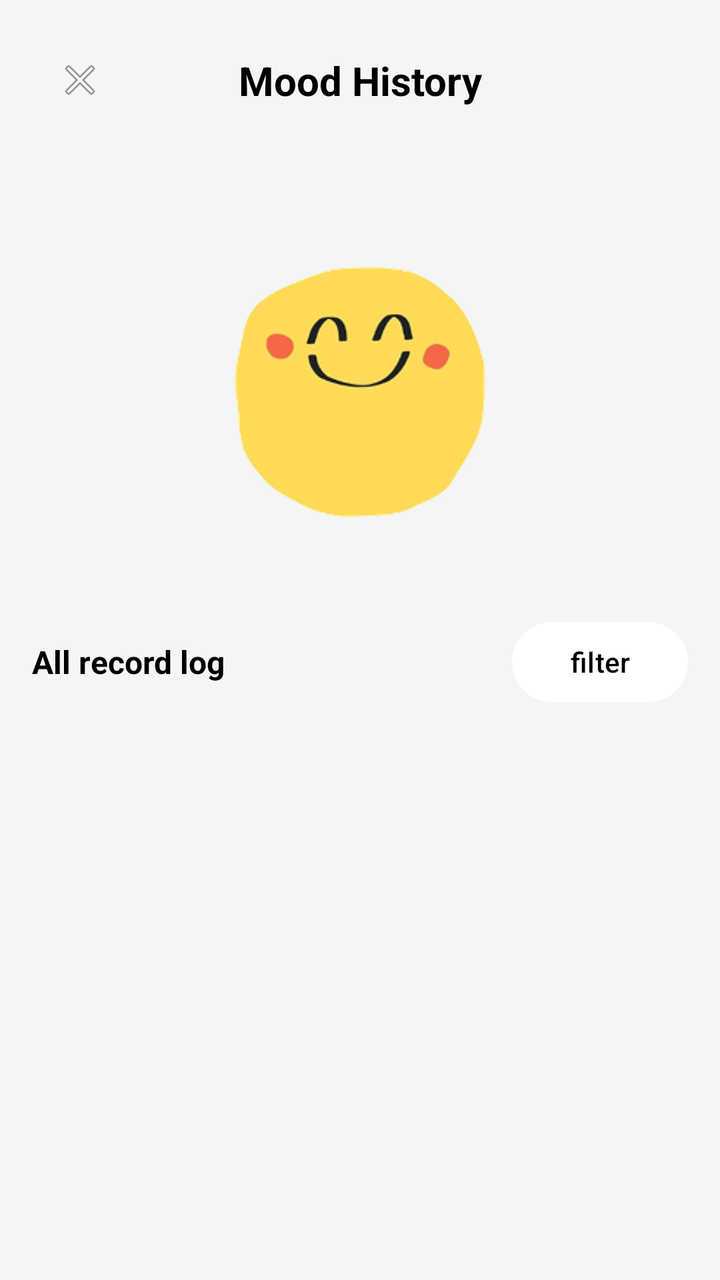
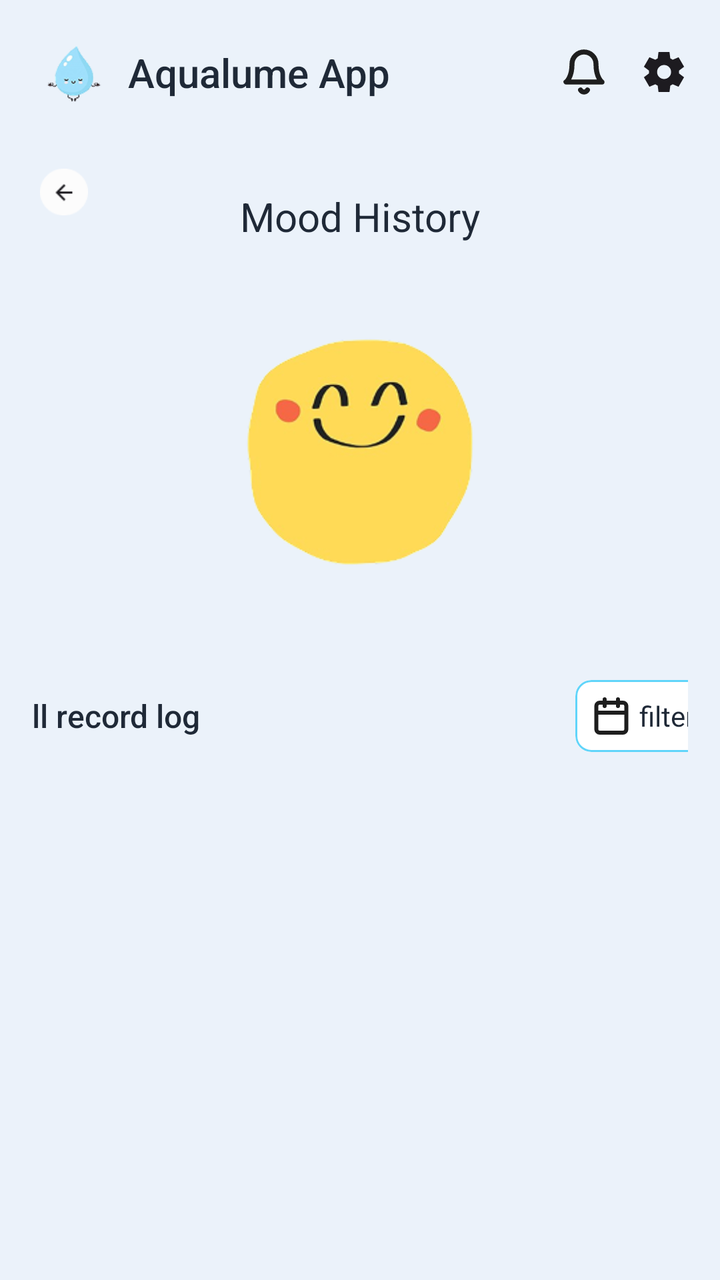

The first picture is an Android layout as it rendered before a commit; the second is the same layout after the commit. The layout source and the unified diff follow.
<!-- AndroidManifest.xml: application theme Theme.AqualumeApp -->
<!-- res/layout/fragment_mood_history.xml -->
<?xml version="1.0" encoding="utf-8"?>
<androidx.constraintlayout.widget.ConstraintLayout xmlns:android="http://schemas.android.com/apk/res/android"
    xmlns:app="http://schemas.android.com/apk/res-auto"
    xmlns:tools="http://schemas.android.com/tools"
    android:layout_width="match_parent"
    android:layout_height="match_parent"
    android:background="#F5F5F5">

    
    <ImageView
        android:id="@+id/ivBack"
        android:layout_width="48dp"
        android:layout_height="48dp"
        android:layout_margin="16dp"
        android:padding="12dp"
        android:src="@android:drawable/ic_menu_close_clear_cancel"
        android:contentDescription="Back button"
        app:layout_constraintStart_toStartOf="parent"
        app:layout_constraintTop_toTopOf="parent" />

    <TextView
        android:id="@+id/tvTitle"
        android:layout_width="wrap_content"
        android:layout_height="wrap_content"
        android:text="Mood History"
        android:textColor="#000000"
        android:textSize="20sp"
        android:textStyle="bold"
        app:layout_constraintBottom_toBottomOf="@id/ivBack"
        app:layout_constraintEnd_toEndOf="parent"
        app:layout_constraintStart_toStartOf="parent"
        app:layout_constraintTop_toTopOf="@id/ivBack" />

    
    <ImageView
        android:id="@+id/ivMoodIllustration"
        android:layout_width="200dp"
        android:layout_height="200dp"
        android:layout_marginTop="32dp"
        android:contentDescription="@string/mood_illustration"
        android:src="@drawable/mood_history"
        app:layout_constraintEnd_toEndOf="parent"
        app:layout_constraintStart_toStartOf="parent"
        app:layout_constraintTop_toBottomOf="@id/ivBack" />

    
    <TextView
        android:id="@+id/tvAllRecordLog"
        android:layout_width="wrap_content"
        android:layout_height="wrap_content"
        android:layout_marginStart="16dp"
        android:layout_marginTop="24dp"
        android:text="@string/all_record_logg"
        android:textColor="#000000"
        android:textSize="16sp"
        android:textStyle="bold"
        app:layout_constraintStart_toStartOf="parent"
        app:layout_constraintTop_toBottomOf="@id/ivMoodIllustration" />

    
    <Button
        android:id="@+id/btnFilter"
        android:layout_width="wrap_content"
        android:layout_height="48dp"
        android:layout_marginEnd="16dp"
        android:backgroundTint="#FFFFFF"
        android:drawableStart="@drawable/ic_calendar"
        android:drawablePadding="4dp"
        android:paddingStart="12dp"
        android:paddingEnd="12dp"
        android:text="@string/filterrr"
        android:textAllCaps="false"
        android:textColor="#000000"
        android:textSize="14sp"
        app:layout_constraintBottom_toBottomOf="@id/tvAllRecordLog"
        app:layout_constraintEnd_toEndOf="parent"
        app:layout_constraintTop_toTopOf="@id/tvAllRecordLog" />

    
    <androidx.recyclerview.widget.RecyclerView
        android:id="@+id/rvMoodLogs"
        android:layout_width="0dp"
        android:layout_height="0dp"
        android:layout_marginTop="16dp"
        android:clipToPadding="false"
        android:paddingBottom="80dp"
        app:layoutManager="androidx.recyclerview.widget.LinearLayoutManager"
        app:layout_constraintBottom_toBottomOf="parent"
        app:layout_constraintEnd_toEndOf="parent"
        app:layout_constraintStart_toStartOf="parent"
        app:layout_constraintTop_toBottomOf="@id/tvAllRecordLog"
        tools:listitem="@android:layout/simple_list_item_1" />

</androidx.constraintlayout.widget.ConstraintLayout>
<!-- resources referenced by this layout -->
<resources>
  <!-- drawable ic_calendar (drawable) -->
  <vector xmlns:android="http://schemas.android.com/apk/res/android"
      android:width="39dp"
      android:height="39dp"
      android:viewportWidth="39"
      android:viewportHeight="39">
    <path
        android:pathData="M26,3.25V9.75M13,3.25V9.75M4.875,16.25H34.125M8.125,6.5H30.875C32.67,6.5 34.125,7.955 34.125,9.75V32.5C34.125,34.295 32.67,35.75 30.875,35.75H8.125C6.33,35.75 4.875,34.295 4.875,32.5V9.75C4.875,7.955 6.33,6.5 8.125,6.5Z"
        android:strokeLineJoin="round"
        android:strokeWidth="2.5"
        android:fillColor="#00000000"
        android:strokeColor="#1E1E1E"
        android:strokeLineCap="round"/>
  </vector>
  <!-- drawable mood_history: png bitmap (drawable, 22558 bytes) -->
  <string name="all_record_logg">All record log</string>
  <string name="filterrr">filter</string>
  <string name="mood_illustration">Mood illustration</string>
  <style name="Theme.AqualumeApp" parent="Base.Theme.AqualumeApp" />
  <style name="Base.Theme.AqualumeApp" parent="Theme.Material3.DayNight.NoActionBar">
          
          
      </style>
</resources>

<!-- the commit's change to res/layout/fragment_mood_history.xml (unified diff, before → after) -->
@@ -1,94 +1,161 @@
 <?xml version="1.0" encoding="utf-8"?>
 <androidx.constraintlayout.widget.ConstraintLayout xmlns:android="http://schemas.android.com/apk/res/android"
     xmlns:app="http://schemas.android.com/apk/res-auto"
-    xmlns:tools="http://schemas.android.com/tools"
     android:layout_width="match_parent"
     android:layout_height="match_parent"
-    android:background="#F5F5F5">
+    android:background="@color/background"
+    android:padding="16dp">
 
     
     <ImageView
-        android:id="@+id/ivBack"
-        android:layout_width="48dp"
-        android:layout_height="48dp"
-        android:layout_margin="16dp"
-        android:padding="12dp"
-        android:src="@android:drawable/ic_menu_close_clear_cancel"
-        android:contentDescription="Back button"
+        android:id="@+id/iv_logo"
+        android:layout_width="40dp"
+        android:layout_height="40dp"
+        android:src="@drawable/logo"
+        android:contentDescription="@string/app_name"
         app:layout_constraintStart_toStartOf="parent"
         app:layout_constraintTop_toTopOf="parent" />
 
     <TextView
-        android:id="@+id/tvTitle"
+        android:id="@+id/tv_app_name"
         android:layout_width="wrap_content"
         android:layout_height="wrap_content"
-        android:text="Mood History"
-        android:textColor="#000000"
+        android:text="@string/app_name"
         android:textSize="20sp"
-        android:textStyle="bold"
-        app:layout_constraintBottom_toBottomOf="@id/ivBack"
+        android:textColor="@color/primary_text"
+        android:fontFamily="sans-serif-medium"
+        android:layout_marginStart="8dp"
+        app:layout_constraintBottom_toBottomOf="@id/iv_logo"
+        app:layout_constraintStart_toEndOf="@id/iv_logo"
+        app:layout_constraintTop_toTopOf="@id/iv_logo" />
+
+    <ImageView
+        android:id="@+id/iv_notification"
+        android:layout_width="24dp"
+        android:layout_height="24dp"
+        android:layout_marginEnd="16dp"
+        android:contentDescription="@string/notifications"
+        android:src="@drawable/ic_notification"
+        app:layout_constraintBottom_toBottomOf="@id/iv_logo"
+        app:layout_constraintEnd_toStartOf="@id/iv_settings"
+        app:layout_constraintTop_toTopOf="@id/iv_logo" />
+
+    <ImageView
+        android:id="@+id/iv_settings"
+        android:layout_width="24dp"
+        android:layout_height="24dp"
+        android:contentDescription="@string/settings"
+        android:src="@drawable/ic_settings"
+        app:layout_constraintBottom_toBottomOf="@id/iv_logo"
+        app:layout_constraintEnd_toEndOf="parent"
+        app:layout_constraintTop_toTopOf="@id/iv_logo" />
+
+    <ImageView
+        android:id="@+id/iv_back"
+        android:layout_width="32dp"
+        android:layout_height="32dp"
+        android:layout_marginTop="24dp"
+        android:contentDescription="@string/back2"
+        android:padding="4dp"
+        android:src="@drawable/ic_back"
+        app:layout_constraintStart_toStartOf="parent"
+        app:layout_constraintTop_toBottomOf="@id/iv_logo"
+        app:layout_constraintWidth_percent="0.48" />
+
+    <TextView
+        android:id="@+id/tv_title"
+        android:layout_width="wrap_content"
+        android:layout_height="wrap_content"
+        android:layout_marginTop="24dp"
+        android:fontFamily="sans-serif"
+        android:text="@string/mood_history"
+        android:textColor="@color/primary_text"
+        android:textSize="20sp"
+        app:layout_constraintBottom_toBottomOf="@id/iv_back"
         app:layout_constraintEnd_toEndOf="parent"
         app:layout_constraintStart_toStartOf="parent"
-        app:layout_constraintTop_toTopOf="@id/ivBack" />
+        app:layout_constraintTop_toTopOf="@id/iv_back" />
 
     
     <ImageView
-        android:id="@+id/ivMoodIllustration"
+        android:id="@+id/iv_mood"
         android:layout_width="200dp"
-        android:layout_height="200dp"
-        android:layout_marginTop="32dp"
-        android:contentDescription="@string/mood_illustration"
+        android:layout_height="180dp"
+        android:layout_marginTop="24dp"
+        android:contentDescription="@string/mood_history"
         android:src="@drawable/mood_history"
         app:layout_constraintEnd_toEndOf="parent"
         app:layout_constraintStart_toStartOf="parent"
-        app:layout_constraintTop_toBottomOf="@id/ivBack" />
+        app:layout_constraintTop_toBottomOf="@id/iv_back" />
 
     
-    <TextView
-        android:id="@+id/tvAllRecordLog"
-        android:layout_width="wrap_content"
+    <LinearLayout
+        android:id="@+id/filter_section"
+        android:layout_width="350dp"
         android:layout_height="wrap_content"
-        android:layout_marginStart="16dp"
+        android:orientation="horizontal"
+        android:gravity="center_vertical"
         android:layout_marginTop="24dp"
-        android:text="@string/all_record_logg"
-        android:textColor="#000000"
-        android:textSize="16sp"
-        android:textStyle="bold"
+        app:layout_constraintEnd_toEndOf="parent"
         app:layout_constraintStart_toStartOf="parent"
-        app:layout_constraintTop_toBottomOf="@id/ivMoodIllustration" />
+        app:layout_constraintTop_toBottomOf="@id/iv_mood">
 
-    
-    <Button
-        android:id="@+id/btnFilter"
-        android:layout_width="wrap_content"
-        android:layout_height="48dp"
-        android:layout_marginEnd="16dp"
-        android:backgroundTint="#FFFFFF"
-        android:drawableStart="@drawable/ic_calendar"
-        android:drawablePadding="4dp"
-        android:paddingStart="12dp"
-        android:paddingEnd="12dp"
-        android:text="@string/filterrr"
-        android:textAllCaps="false"
-        android:textColor="#000000"
-        android:textSize="14sp"
-        app:layout_constraintBottom_toBottomOf="@id/tvAllRecordLog"
-        app:layout_constraintEnd_toEndOf="parent"
-        app:layout_constraintTop_toTopOf="@id/tvAllRecordLog" />
+        <TextView
+            android:layout_width="0dp"
+            android:layout_height="wrap_content"
+            android:layout_weight="1"
+            android:text="@string/all_record_log"
+            android:textSize="16sp"
+            android:textColor="@color/primary_text"
+            android:fontFamily="sans-serif-medium" />
+
+        <com.google.android.material.card.MaterialCardView
+            android:id="@+id/btn_filter"
+            android:layout_width="wrap_content"
+            android:layout_height="wrap_content"
+            app:cardCornerRadius="8dp"
+            app:cardElevation="0dp"
+            app:strokeWidth="1dp"
+            app:strokeColor="@color/button_primary"
+            app:cardBackgroundColor="@color/white">
+
+            <LinearLayout
+                android:layout_width="wrap_content"
+                android:layout_height="wrap_content"
+                android:orientation="horizontal"
+                android:padding="8dp"
+                android:gravity="center_vertical">
+
+                <ImageView
+                    android:layout_width="20dp"
+                    android:layout_height="20dp"
+                    android:contentDescription="@string/filter"
+                    android:src="@drawable/ic_filter" />
+
+                <TextView
+                    android:layout_width="wrap_content"
+                    android:layout_height="wrap_content"
+                    android:text="@string/filterr"
+                    android:textSize="14sp"
+                    android:textColor="@color/primary_text"
+                    android:layout_marginStart="4dp" />
+
+            </LinearLayout>
+
+        </com.google.android.material.card.MaterialCardView>
+
+    </LinearLayout>
 
     
     <androidx.recyclerview.widget.RecyclerView
-        android:id="@+id/rvMoodLogs"
-        android:layout_width="0dp"
+        android:id="@+id/rvMoodLog"
+        android:layout_width="350dp"
         android:layout_height="0dp"
         android:layout_marginTop="16dp"
-        android:clipToPadding="false"
-        android:paddingBottom="80dp"
+        app:layout_constraintBottom_toBottomOf="parent"
         app:layoutManager="androidx.recyclerview.widget.LinearLayoutManager"
-        app:layout_constraintBottom_toBottomOf="parent"
         app:layout_constraintEnd_toEndOf="parent"
         app:layout_constraintStart_toStartOf="parent"
-        app:layout_constraintTop_toBottomOf="@id/tvAllRecordLog"
-        tools:listitem="@android:layout/simple_list_item_1" />
+        app:layout_constraintTop_toBottomOf="@id/filter_section" />
 
 </androidx.constraintlayout.widget.ConstraintLayout>
<!-- resource entries referenced after the edit -->
@@ -1,23 +1,58 @@
 <!-- resources referenced by this layout -->
 <resources>
-  <!-- drawable ic_calendar (drawable) -->
+  <color name="background">#EBF2FA</color>
+  <color name="button_primary">#60D5FA</color>
+  <color name="primary_text">#1F2937</color>
+  <color name="white">#FFFFFFFF</color>
+  <!-- drawable ic_back: png bitmap (drawable, 941 bytes) -->
+  <!-- drawable ic_filter (drawable) -->
   <vector xmlns:android="http://schemas.android.com/apk/res/android"
-      android:width="39dp"
-      android:height="39dp"
-      android:viewportWidth="39"
-      android:viewportHeight="39">
+      android:width="20dp"
+      android:height="20dp"
+      android:viewportWidth="20"
+      android:viewportHeight="20">
     <path
-        android:pathData="M26,3.25V9.75M13,3.25V9.75M4.875,16.25H34.125M8.125,6.5H30.875C32.67,6.5 34.125,7.955 34.125,9.75V32.5C34.125,34.295 32.67,35.75 30.875,35.75H8.125C6.33,35.75 4.875,34.295 4.875,32.5V9.75C4.875,7.955 6.33,6.5 8.125,6.5Z"
+        android:pathData="M13.333,1.667V5M6.667,1.667V5M2.5,8.333H17.5M4.167,3.333H15.833C16.754,3.333 17.5,4.08 17.5,5V16.667C17.5,17.587 16.754,18.333 15.833,18.333H4.167C3.246,18.333 2.5,17.587 2.5,16.667V5C2.5,4.08 3.246,3.333 4.167,3.333Z"
+        android:strokeLineJoin="round"
+        android:strokeWidth="2"
+        android:fillColor="#00000000"
+        android:strokeColor="#1E1E1E"
+        android:strokeLineCap="round"/>
+  </vector>
+  <!-- drawable ic_notification (drawable) -->
+  <vector xmlns:android="http://schemas.android.com/apk/res/android"
+      android:width="24dp"
+      android:height="24dp"
+      android:viewportWidth="24"
+      android:viewportHeight="24">
+    <path
+        android:pathData="M13.73,21C13.554,21.303 13.302,21.555 12.998,21.729C12.695,21.904 12.35,21.997 12,21.997C11.65,21.997 11.305,21.904 11.002,21.729C10.698,21.555 10.446,21.303 10.27,21M18,8C18,6.409 17.368,4.883 16.243,3.757C15.117,2.632 13.591,2 12,2C10.409,2 8.883,2.632 7.757,3.757C6.632,4.883 6,6.409 6,8C6,15 3,17 3,17H21C21,17 18,15 18,8Z"
         android:strokeLineJoin="round"
         android:strokeWidth="2.5"
         android:fillColor="#00000000"
         android:strokeColor="#1E1E1E"
         android:strokeLineCap="round"/>
   </vector>
+  <!-- drawable ic_settings (drawable) -->
+  <vector xmlns:android="http://schemas.android.com/apk/res/android"
+      android:width="24dp"
+      android:height="24dp"
+      android:viewportWidth="24"
+      android:viewportHeight="24">
+    <path
+        android:pathData="M9.25,22L8.85,18.8C8.634,18.717 8.429,18.617 8.238,18.5C8.046,18.383 7.859,18.258 7.675,18.125L4.7,19.375L1.95,14.625L4.525,12.675C4.509,12.558 4.5,12.446 4.5,12.337V11.663C4.5,11.554 4.509,11.442 4.525,11.325L1.95,9.375L4.7,4.625L7.675,5.875C7.859,5.742 8.05,5.617 8.25,5.5C8.45,5.383 8.65,5.283 8.85,5.2L9.25,2H14.75L15.15,5.2C15.367,5.283 15.571,5.383 15.763,5.5C15.954,5.617 16.142,5.742 16.325,5.875L19.3,4.625L22.05,9.375L19.475,11.325C19.492,11.442 19.5,11.554 19.5,11.663V12.337C19.5,12.446 19.483,12.558 19.45,12.675L22.025,14.625L19.275,19.375L16.325,18.125C16.142,18.258 15.95,18.383 15.75,18.5C15.55,18.617 15.35,18.717 15.15,18.8L14.75,22H9.25ZM12.05,15.5C13.017,15.5 13.842,15.158 14.525,14.475C15.208,13.792 15.55,12.967 15.55,12C15.55,11.033 15.208,10.208 14.525,9.525C13.842,8.842 13.017,8.5 12.05,8.5C11.067,8.5 10.238,8.842 9.563,9.525C8.888,10.208 8.55,11.033 8.55,12C8.55,12.967 8.888,13.792 9.563,14.475C10.238,15.158 11.067,15.5 12.05,15.5Z"
+        android:fillColor="#1D1B20"/>
+  </vector>
+  <!-- drawable logo: png bitmap (drawable, 4577 bytes) -->
   <!-- drawable mood_history: png bitmap (drawable, 22558 bytes) -->
-  <string name="all_record_logg">All record log</string>
-  <string name="filterrr">filter</string>
-  <string name="mood_illustration">Mood illustration</string>
+  <string name="all_record_log">All record log</string>
+  <string name="app_name">Aqualume App</string>
+  <string name="back2">Back2</string>
+  <string name="filter">Filter</string>
+  <string name="filterr">filter</string>
+  <string name="mood_history">Mood History</string>
+  <string name="notifications">Notifications</string>
+  <string name="settings">Settings</string>
   <style name="Theme.AqualumeApp" parent="Base.Theme.AqualumeApp" />
   <style name="Base.Theme.AqualumeApp" parent="Theme.Material3.DayNight.NoActionBar">
           
